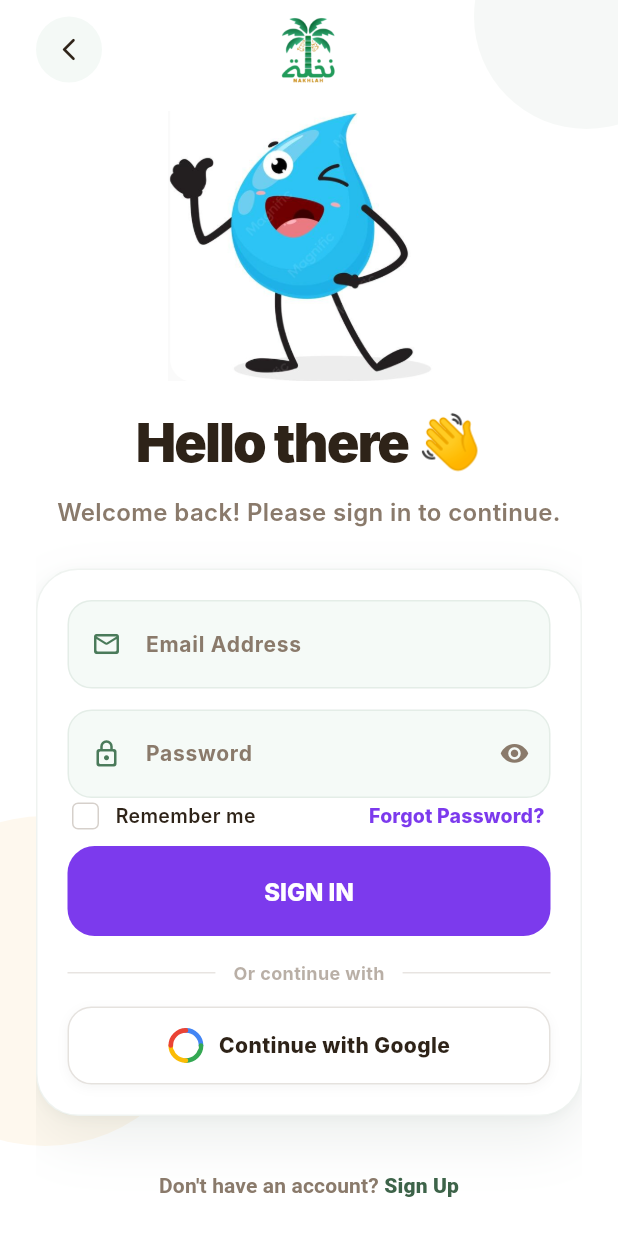
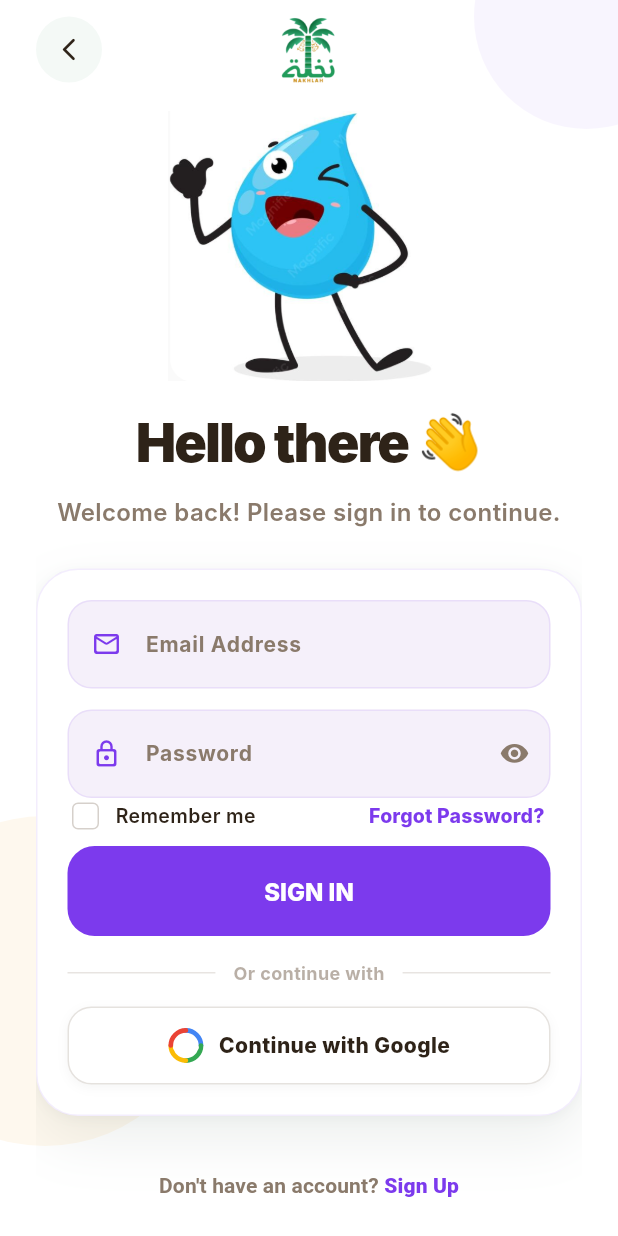
Before and after one commit to Salman-Farid/Nakhlah_2.0-main, a Flutter app: the LoginView screen opened by its route, on a phone screen of 412 x 824 dp. Run offline on Flutter 3.47's test engine with Material 3 defaults, Android fonts, the phone set to English and light mode, and no system bars; our stand-ins replace cached_network_image, fl_chart, flutter_svg, get, get_storage, google_sign_in and 3 more; accounts and stored records are empty; Roboto replaces fonts that are missing (Inter).

Commit message:
second bracket

```diff
--- a/lib/common/nakhlah_intro_widgets.dart
+++ b/lib/common/nakhlah_intro_widgets.dart
@@ -53,7 +53,7 @@ class IntroScaffold extends StatelessWidget {
             right: -54,
             child: _DecorativeBlob(
               size: 150,
-              color: AppColors.palm.withValues(alpha: .05),
+              color: AppColors.accent.withValues(alpha: .05),
             ),
           ),
           Positioned(
@@ -201,7 +201,7 @@ class IntroTitleBlock extends StatelessWidget {
             TextSpan(text: parts.first),
             TextSpan(
               text: highlight,
-              style: const TextStyle(color: AppColors.palm),
+              style: const TextStyle(color: AppColors.accent),
             ),
             TextSpan(text: parts.last),
           ],
@@ -306,10 +306,10 @@ class IntroSecondaryButton extends StatelessWidget {
         child: OutlinedButton(
           onPressed: onPressed,
           style: OutlinedButton.styleFrom(
-            foregroundColor: AppColors.palmDark,
+            foregroundColor: AppColors.accent,
             backgroundColor: Colors.white,
             side: BorderSide(
-              color: AppColors.palm.withValues(alpha: .22),
+              color: AppColors.accent.withValues(alpha: .22),
               width: 1.4,
             ),
             shape: RoundedRectangleBorder(
@@ -370,7 +370,7 @@ class IntroTextField extends StatelessWidget {
         ),
         prefixIcon: Padding(
           padding: const EdgeInsets.only(left: 4),
-          child: Icon(icon, color: AppColors.palm, size: 20),
+          child: Icon(icon, color: AppColors.accent, size: 20),
         ),
         suffixIcon: onToggleObscure != null
             ? IconButton(
@@ -385,22 +385,22 @@ class IntroTextField extends StatelessWidget {
               )
             : null,
         filled: true,
-        fillColor: const Color(0xFFF5FAF7),
+        fillColor: const Color(0xFFF5F0FA),
         contentPadding: const EdgeInsets.symmetric(
           horizontal: 18,
           vertical: 18,
         ),
         border: OutlineInputBorder(
           borderRadius: BorderRadius.circular(16),
-          borderSide: BorderSide(color: AppColors.palm.withValues(alpha: .10)),
+          borderSide: BorderSide(color: AppColors.accent.withValues(alpha: .10)),
         ),
         enabledBorder: OutlineInputBorder(
           borderRadius: BorderRadius.circular(16),
-          borderSide: BorderSide(color: AppColors.palm.withValues(alpha: .10)),
+          borderSide: BorderSide(color: AppColors.accent.withValues(alpha: .10)),
         ),
         focusedBorder: OutlineInputBorder(
           borderRadius: BorderRadius.circular(16),
-          borderSide: const BorderSide(color: AppColors.palm, width: 1.8),
+          borderSide: const BorderSide(color: AppColors.accent, width: 1.8),
         ),
       ),
     );
@@ -424,7 +424,7 @@ class AuthPanel extends StatelessWidget {
       decoration: BoxDecoration(
         color: Colors.white,
         borderRadius: BorderRadius.circular(28),
-        border: Border.all(color: AppColors.palm.withValues(alpha: .09)),
+        border: Border.all(color: AppColors.accent.withValues(alpha: .09)),
         boxShadow: [
           BoxShadow(
             color: const Color(0xFF1E3A2A).withValues(alpha: .08),
@@ -466,9 +466,9 @@ class ProcessStepCard extends StatelessWidget {
     return Container(
       padding: const EdgeInsets.all(16),
       decoration: BoxDecoration(
-        color: const Color(0xFFF5FAF7),
+        color: const Color(0xFFF5F0FA),
         borderRadius: BorderRadius.circular(22),
-        border: Border.all(color: AppColors.palm.withValues(alpha: .09)),
+        border: Border.all(color: AppColors.accent.withValues(alpha: .09)),
       ),
       child: Row(
         children: [
@@ -480,12 +480,12 @@ class ProcessStepCard extends StatelessWidget {
               gradient: const LinearGradient(
                 begin: Alignment.topLeft,
                 end: Alignment.bottomRight,
-                colors: [Color(0xFF9F67FF), AppColors.palmDark],
+                colors: [AppColors.premiumGradientStart, AppColors.premiumGradientEnd],
               ),
               borderRadius: BorderRadius.circular(18),
               boxShadow: [
                 BoxShadow(
-                  color: AppColors.palm.withValues(alpha: .30),
+                  color: AppColors.accent.withValues(alpha: .30),
                   blurRadius: 10,
                   offset: const Offset(0, 4),
                 ),
@@ -506,13 +506,13 @@ class ProcessStepCard extends StatelessWidget {
                         vertical: 2,
                       ),
                       decoration: BoxDecoration(
-                        color: AppColors.palm.withValues(alpha: .12),
+                        color: AppColors.accent.withValues(alpha: .12),
                         borderRadius: BorderRadius.circular(6),
                       ),
                       child: Text(
                         number,
                         style: const TextStyle(
-                          color: AppColors.palmDark,
+                          color: AppColors.accent,
                           fontWeight: FontWeight.w900,
                           fontSize: 11,
                           letterSpacing: .4,
@@ -650,7 +650,7 @@ class FeaturePill extends StatelessWidget {
     super.key,
     required this.icon,
     required this.label,
-    this.color = AppColors.palm,
+    this.color = AppColors.accent,
   });
 
   final IconData icon;
@@ -751,7 +751,7 @@ class _ArabicLetterShowcaseState extends State<ArabicLetterShowcase>
             letter,
             style: const TextStyle(
               fontSize: 64,
-              color: AppColors.palm,
+              color: AppColors.accent,
               fontWeight: FontWeight.w900,
               height: 1,
             ),
@@ -794,12 +794,12 @@ class FloatingProgressPill extends StatelessWidget {
         borderRadius: BorderRadius.circular(50),
         boxShadow: [
           BoxShadow(
-            color: AppColors.palm.withValues(alpha: .18),
+            color: AppColors.accent.withValues(alpha: .18),
             blurRadius: 18,
             offset: const Offset(0, 6),
           ),
         ],
-        border: Border.all(color: AppColors.palm.withValues(alpha: .12)),
+        border: Border.all(color: AppColors.accent.withValues(alpha: .12)),
       ),
       child: Row(
         mainAxisSize: MainAxisSize.min,
@@ -821,8 +821,8 @@ class FloatingProgressPill extends StatelessWidget {
               borderRadius: BorderRadius.circular(4),
               child: LinearProgressIndicator(
                 value: progress,
-                backgroundColor: AppColors.palm.withValues(alpha: .15),
-                valueColor: const AlwaysStoppedAnimation<Color>(AppColors.palm),
+                backgroundColor: AppColors.accent.withValues(alpha: .15),
+                valueColor: const AlwaysStoppedAnimation<Color>(AppColors.accent),
                 minHeight: 6,
               ),
             ),
--- a/lib/views/auth/login_view.dart
+++ b/lib/views/auth/login_view.dart
@@ -63,7 +63,7 @@ class _LoginViewState extends State<LoginView> {
             const IntroHeroImage(
               asset: IntroAssets.leafBook,
               height: 200,
-              blobColor: AppColors.palm,
+              blobColor: AppColors.accent,
             ),
             const SizedBox(height: 12),
 
@@ -215,7 +215,7 @@ class _LoginViewState extends State<LoginView> {
                     TextSpan(
                       text: 'Sign Up',
                       style: TextStyle(
-                        color: AppColors.palmDark,
+                        color: AppColors.accent,
                         fontWeight: FontWeight.w900,
                       ),
                     ),
```
